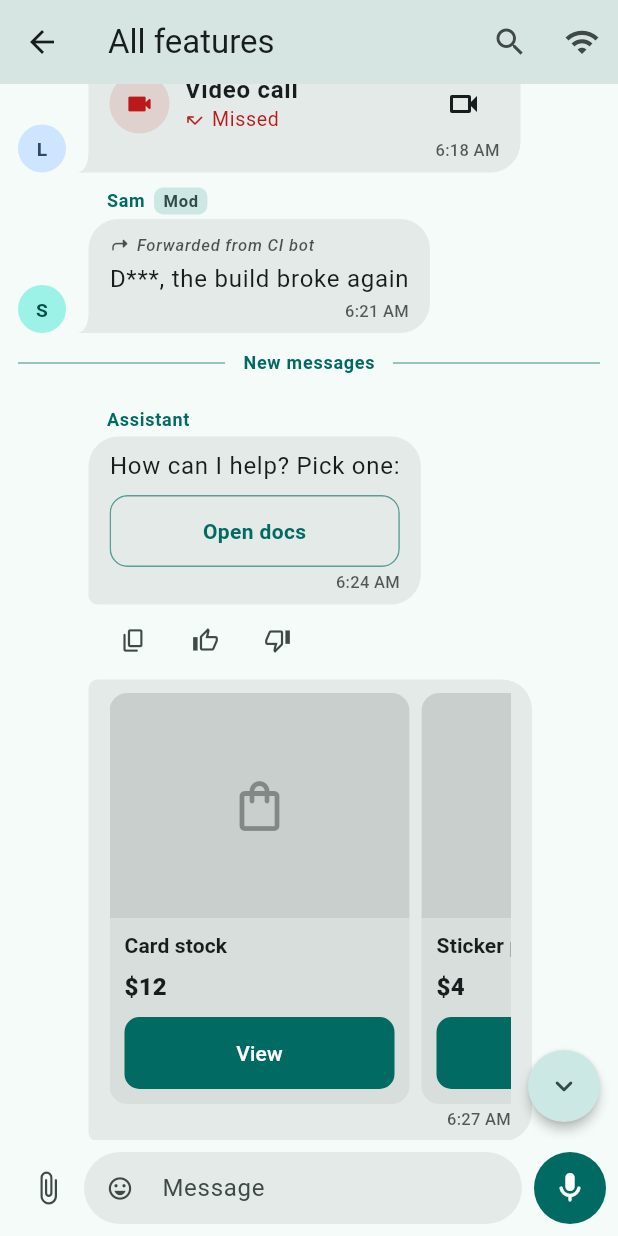
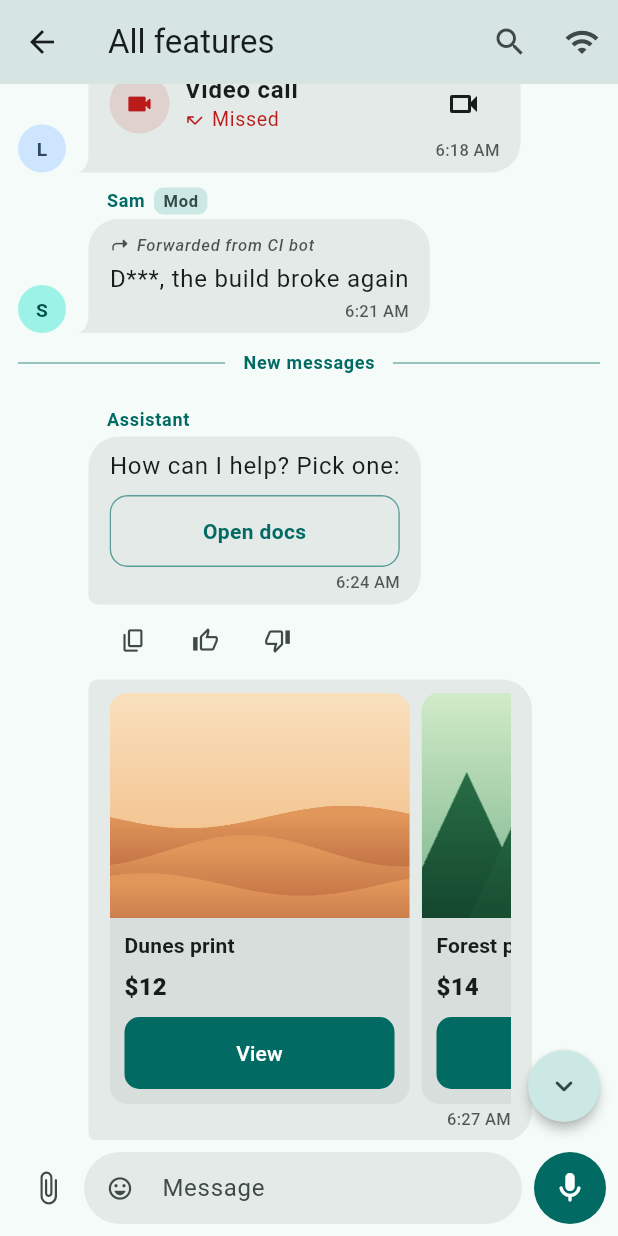
Before and after one commit to jacd007/chatx, a Flutter app: the AllFeaturesPage screen opened directly, on a phone screen of 412 x 824 dp. Run offline on Flutter 3.47's test engine with Material 3 defaults, Android fonts, the phone set to English and light mode, and no system bars.

Commit message:
docs(example): polish the feature demos
AI demos start with prompt cards, the custom theme keeps timestamps
readable, the group header spans the width, products have images and
the sticker hint points to the emoji button.

Co-Authored-By: Claude Opus 5.5 <noreply@anthropic.com>

```diff
--- a/example/lib/features/all_features_page.dart
+++ b/example/lib/features/all_features_page.dart
@@ -436,8 +436,18 @@ List<ChatMessage> _seed() {
       author: bot,
       createdAt: next(),
       products: const [
-        ChatProduct(id: 'a', title: 'Card stock', price: r'$12'),
-        ChatProduct(id: 'b', title: 'Sticker pack', price: r'$4'),
+        ChatProduct(
+          id: 'a',
+          title: 'Dunes print',
+          price: r'$12',
+          imageUri: 'asset:dunes',
+        ),
+        ChatProduct(
+          id: 'b',
+          title: 'Forest print',
+          price: r'$14',
+          imageUri: 'asset:forest',
+        ),
       ],
     ),
     PaymentMessage(
--- a/example/lib/features/appearance_features.dart
+++ b/example/lib/features/appearance_features.dart
@@ -72,8 +72,8 @@ final appearanceFeatures = FeatureGroup('Appearance', [
             color: Color(0xFFD9480F),
             fontWeight: FontWeight.w700,
           ),
+          // No color: the time follows the text color of each bubble.
           timestampTextStyle: TextStyle(
-            color: Color(0xFF8A6A50),
             fontSize: 11,
             fontFamily: 'monospace',
           ),
--- a/example/lib/features/media_features.dart
+++ b/example/lib/features/media_features.dart
@@ -241,7 +241,8 @@ final mediaFeatures = FeatureGroup('Media', [
     icon: Icons.emoji_emotions_outlined,
     builder: (_) => DemoChat(
       title: 'Stickers',
-      hint: 'Tap the sticker button in the input and pick one.',
+      hint: 'Tap the emoji button in the input, open the Faces tab and pick '
+          'a sticker.',
       seed: () => [
         StickerMessage(
           id: 'k1',
```
Also changed, not shown: example/lib/features/ai_features.dart (+34 -6 lines), example/lib/features/community_features.dart (+8 -5 lines).
